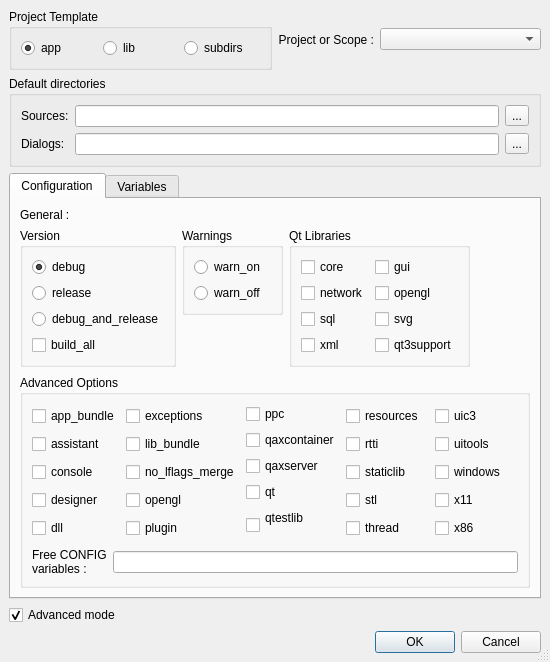
Old version of the form ui/projectpropertie.ui in the repository google-code-export/qdevelop.
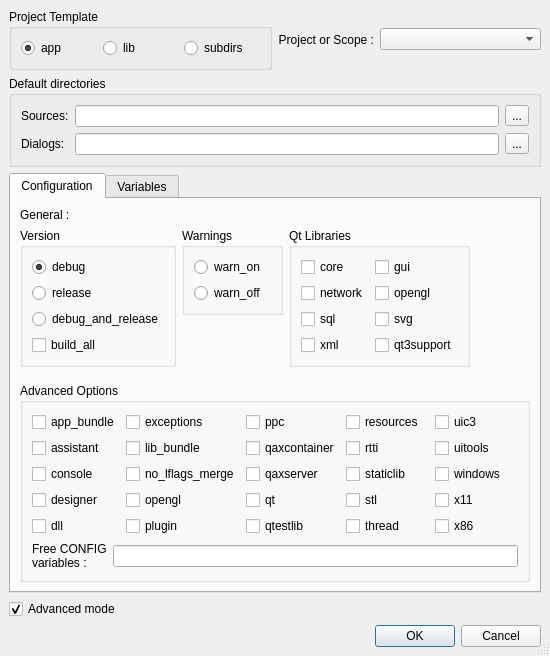
New version of the form. Icons and pictures are not drawn.

Commit message: - Fix items alignment default in projectpropertie.ui

The edit to the form file:
```diff
--- a/ui/projectpropertie.ui
+++ b/ui/projectpropertie.ui
@@ -668,8 +668,7 @@
                   <item>
                    <widget class="QCheckBox" name="qtestlib" >
                     <property name="text" >
-                     <string>qtestlib
-</string>
+                     <string>qtestlib</string>
                     </property>
                    </widget>
                   </item>
```
